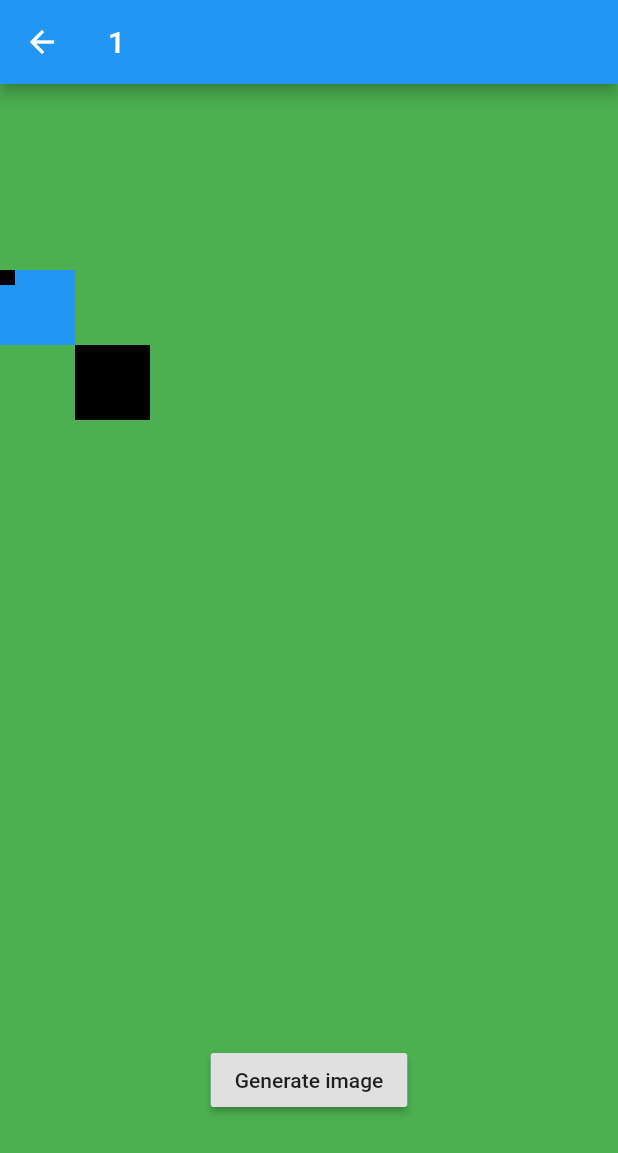
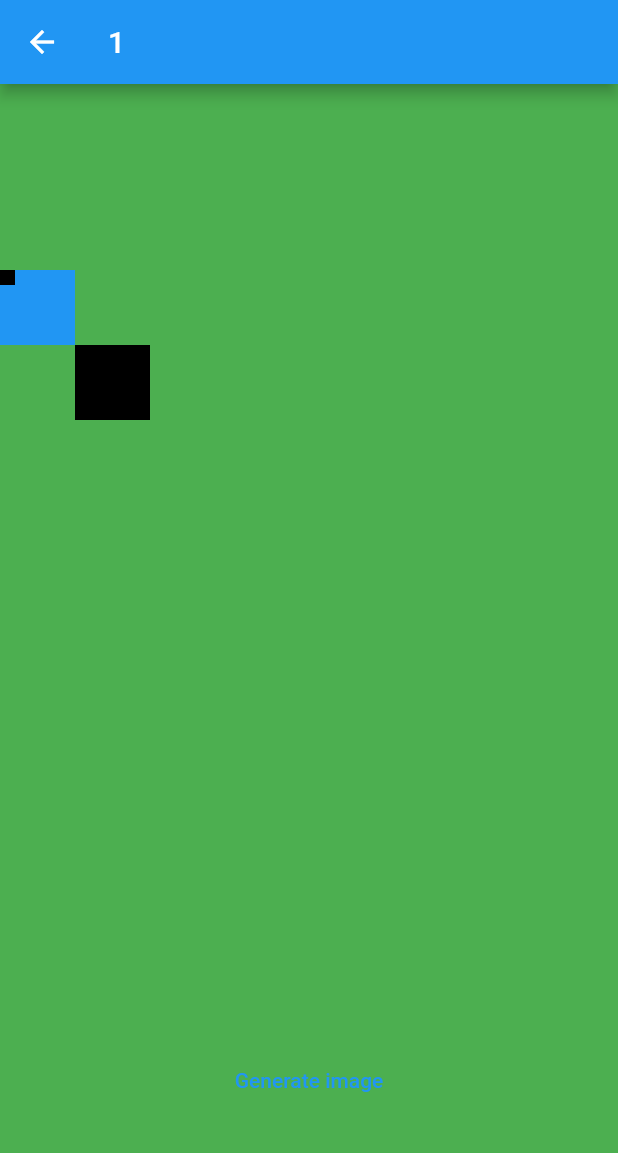
Before and after one commit to z244370114/flutter_demo, a Flutter app: the PictureRecorderPage screen opened directly, on a phone screen of 412 x 824 dp. Shown: the top 1153 px of the screen. Run offline on Flutter 3.47's test engine with Material 2 defaults, Android fonts, the light colour scheme and no system bars; our stand-ins replace dio, flutter_bloc, flutter_screenutil, get, logger, syncfusion_flutter_sliders; missing offline and left inert: common_utils, json2dart_safe, vs_scrollbar.

Commit message:
1.更新代码；

```diff
--- a/lib/main.dart
+++ b/lib/main.dart
@@ -9,8 +9,8 @@ import 'scrollbar/scrollbar_page.dart';
 import 'video/video_screen.dart';
 
 void main() {
-  // runApp(const MyApp());
-  runApp(const BlocApp());
+  runApp(const MyApp());
+  // runApp(const BlocApp());
 }
 
 class MyApp extends StatelessWidget {
--- a/lib/picture_recorder/picture_recorder_page.dart
+++ b/lib/picture_recorder/picture_recorder_page.dart
@@ -53,7 +53,7 @@ class _PictureRecorderPageState extends State<PictureRecorderPage> {
             //     : Container(),
             Padding(
               padding: const EdgeInsets.all(12.0),
-              child: RaisedButton(
+              child: TextButton(
                   child: const Text('Generate image'),
                   onPressed: generateImage),
             ),
--- a/pubspec.yaml
+++ b/pubspec.yaml
@@ -42,7 +42,7 @@ dependencies:
   dio: ^4.0.6
   logger: ^1.1.0
   flutter_lints: ^1.0.0
-  fijkplayer: ^0.10.1
+#  fijkplayer: ^0.10.1
   vs_scrollbar: ^0.2.1
 #  flutter_rtmp_publisher: ^0.0.1
 #  flutter_rtmp: ^0.1.4
```
Also changed, not shown: lib/video/video_screen.dart (+14 -14 lines), pubspec.lock, 3 other files.
